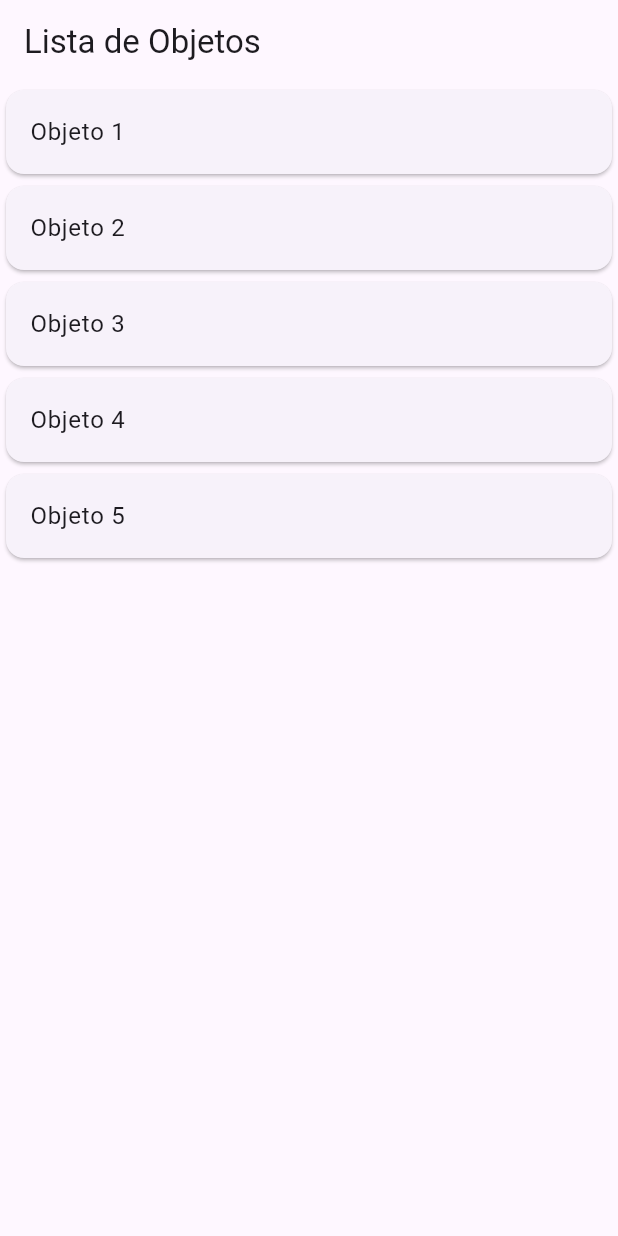
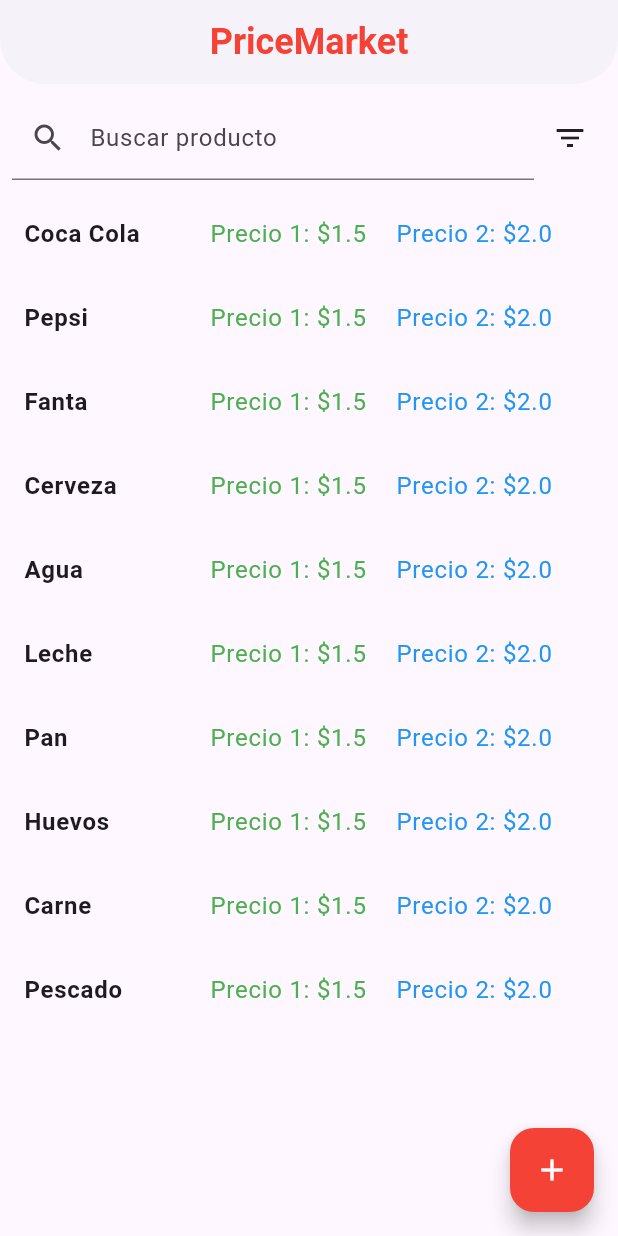
Before and after one commit to luuismrtn/PriceMarket, a Flutter app: the screen it shows after launch, on a phone screen of 412 x 824 dp. Run offline on Flutter 3.47's test engine with Material 3 defaults, Android fonts, the light colour scheme and no system bars.

Commit message:
Basico creado

```diff
--- a/lib/main.dart
+++ b/lib/main.dart
@@ -1,7 +1,8 @@
 import 'package:flutter/material.dart';
 import 'package:price_market/screens/principal.dart';
+import 'objects/colors.dart';
 
-void main() {
+Future<void> main() async {
   runApp(const MyApp());
 }
 
@@ -11,12 +12,12 @@ class MyApp extends StatelessWidget {
   @override
   Widget build(BuildContext context) {
     return MaterialApp(
-      title: 'Flutter Demo',
+      title: 'PriceMarket',
       theme: ThemeData(
-        colorScheme: ColorScheme.fromSeed(seedColor: Colors.deepPurple),
+        primaryColor: AppColors.miColorPrimario,
         useMaterial3: true,
       ),
-      home: HomePage(),
+      home: const Principal(),
     );
   }
 }
--- /dev/null
+++ b/lib/objects/Categorias.dart
@@ -0,0 +1,4 @@
+
+class Categorias {
+  static const List<String> listaCategorias = ['Bebidas', 'Alimentación'];
+}
--- /dev/null
+++ b/lib/objects/Producto.dart
@@ -0,0 +1,18 @@
+class Producto {
+  int id = 0;
+  String nombre;
+  List<double> precios;
+  String categoria;
+
+  Producto({required this.id, required this.nombre, required this.precios, required this.categoria});
+
+  Map<String, dynamic> toMap() {
+    return {
+      'id': id,
+      'nombre': nombre,
+      'precio1': precios[0],
+      'precio2': precios[1],
+      'categoria': categoria,
+    };
+  }
+}
--- /dev/null
+++ b/lib/objects/colors.dart
@@ -0,0 +1,8 @@
+
+import 'package:flutter/material.dart';
+
+class AppColors {
+  static const Color miColorPrimario = Colors.red;
+  static const Color miColorSecundario = Colors.white;
+  static const Color miColorFondo = Colors.grey;
+}
--- a/lib/screens/principal.dart
+++ b/lib/screens/principal.dart
@@ -1,43 +1,228 @@
 import 'package:flutter/material.dart';
+import '../objects/colors.dart';
+import '../objects/Producto.dart';
+import 'formularioProducto.dart';
 
-class HomePage extends StatelessWidget {
-  final List<String> miListaDeObjetos = [
-    'Objeto 1',
-    'Objeto 2',
-    'Objeto 3',
-    'Objeto 4',
-    'Objeto 5',
+class Principal extends StatefulWidget {
+  const Principal({Key? key}) : super(key: key);
+
+  @override
+  _MyScreenState createState() => _MyScreenState();
+}
+
+class _MyScreenState extends State<Principal> {
+  List<Producto> productos = [
+    Producto(
+      id: 1,
+      nombre: 'Coca Cola',
+      precios: [1.5, 2.0],
+      categoria: 'Bebidas',
+    ),
+    Producto(
+      id: 2,
+      nombre: 'Pepsi',
+      precios: [1.5, 2.0],
+      categoria: 'Bebidas',
+    ),
+    Producto(
+      id: 3,
+      nombre: 'Fanta',
+      precios: [1.5, 2.0],
+      categoria: 'Bebidas',
+    ),
+    Producto(
+      id: 4,
+      nombre: 'Cerveza',
+      precios: [1.5, 2.0],
+      categoria: 'Bebidas',
+    ),
+    Producto(
+      id: 5,
+      nombre: 'Agua',
+      precios: [1.5, 2.0],
+      categoria: 'Bebidas',
+    ),
+    Producto(
+      id: 6,
+      nombre: 'Leche',
+      precios: [1.5, 2.0],
+      categoria: 'Alimentación',
+    ),
+    Producto(
+      id: 7,
+      nombre: 'Pan',
+      precios: [1.5, 2.0],
+      categoria: 'Alimentación',
+    ),
+    Producto(
+      id: 8,
+      nombre: 'Huevos',
+      precios: [1.5, 2.0],
+      categoria: 'Alimentación',
+    ),
+    Producto(
+      id: 9,
+      nombre: 'Carne',
+      precios: [1.5, 2.0],
+      categoria: 'Alimentación',
+    ),
+    Producto(
+      id: 10,
+      nombre: 'Pescado',
+      precios: [1.5, 2.0],
+      categoria: 'Alimentación',
+    ),
   ];
+
+  List<Producto> productosFiltrados = [];
+  String filtroCategoria = '';
+
+  @override
+  void initState() {
+    super.initState();
+    productosFiltrados = List.from(productos);
+  }
+
+  void _agregarProducto(Producto nuevoProducto) {
+    setState(() {
+      productos.add(nuevoProducto);
+    });
+  }
+
+  void _filtrarProductos(String filtro) {
+    setState(() {
+      productosFiltrados = productos
+          .where((producto) =>
+              producto.nombre.toLowerCase().contains(filtro.toLowerCase()) &&
+              (filtroCategoria.isEmpty || producto.categoria == filtroCategoria))
+          .toList();
+    });
+  }
+
+  void _irFormulario(BuildContext context) {
+    Navigator.push(
+      context,
+      MaterialPageRoute(
+        builder: (context) => FormularioProducto(
+          onProductoAgregado: _agregarProducto,
+        ),
+      ),
+    );
+  }
 
   @override
   Widget build(BuildContext context) {
-    return MaterialApp(
-      home: Scaffold(
-        appBar: AppBar(
-          title: Text('Lista de Objetos'),
+    return Scaffold(
+      appBar: AppBar(
+        scrolledUnderElevation: 5,
+        shape: const RoundedRectangleBorder(
+            borderRadius: BorderRadius.vertical(
+          bottom: Radius.circular(30),
+        )),
+        elevation: 2,
+        iconTheme: const IconThemeData(color: AppColors.miColorPrimario),
+        backgroundColor: Colors.white,
+        title: Row(
+          children: [
+            const Spacer(),
+            const Text(
+              'PriceMarket',
+              style: TextStyle(
+                fontSize: 24,
+                fontWeight: FontWeight.bold,
+                color: AppColors.miColorPrimario,
+              ),
+            ),
+            const Spacer(),
+            // ... Otros botones o iconos que puedas tener
+          ],
         ),
-        body: ListaDeObjetos(miListaDeObjetos),
+      ),
+      floatingActionButton: FloatingActionButton(
+        onPressed: () {
+          _irFormulario(context);
+        },
+        backgroundColor: AppColors.miColorPrimario,
+        foregroundColor: Colors.white,
+        child: const Icon(Icons.add),
+      ),
+      body: Column(
+        children: [
+          Padding(
+            padding: const EdgeInsets.all(8.0),
+            child: Row(
+              children: [
+                Expanded(
+                  child: TextField(
+                    onChanged: _filtrarProductos,
+                    decoration: InputDecoration(
+                      labelText: 'Buscar producto',
+                      prefixIcon: Icon(Icons.search),
+                    ),
+                  ),
+                ),
+                PopupMenuButton<String>(
+                  icon: const Icon(Icons.filter_list),
+                  onSelected: (value) {
+                    setState(() {
+                      filtroCategoria = value;
+                      _filtrarProductos('');
+                    });
+                  },
+                  itemBuilder: (BuildContext context) {
+                    return [
+                      PopupMenuItem<String>(
+                        value: '',
+                        child: const Text('Todos'),
+                      ),
+                      PopupMenuItem<String>(
+                        value: 'Bebidas',
+                        child: const Text('Bebidas'),
+                      ),
+                      PopupMenuItem<String>(
+                        value: 'Alimentación',
+                        child: const Text('Alimentación'),
+                      ),
+                      // Agrega más opciones de filtro según tus necesidades
+                    ];
+                  },
+                ),
+              ],
+            ),
+          ),
+          Expanded(
+            child: ListView.builder(
+              itemCount: productosFiltrados.length,
+              itemBuilder: (context, index) {
+                return ListTile(
+                  title: Row(
+                    children: [
+                      Expanded(
+                        child: Text(
+                          productosFiltrados[index].nombre,
+                          style: TextStyle(fontWeight: FontWeight.bold),
+                        ),
+                      ),
+                      Expanded(
+                        child: Text(
+                          'Precio 1: \$${productosFiltrados[index].precios[0]}',
+                          style: TextStyle(color: Colors.green),
+                        ),
+                      ),
+                      Expanded(
+                        child: Text(
+                          'Precio 2: \$${productosFiltrados[index].precios[1]}',
+                          style: TextStyle(color: Colors.blue),
+                        ),
+                      ),
+                    ],
+                  ),
+                );
+              },
+            ),
+          ),
+        ],
       ),
     );
   }
 }
-
-class ListaDeObjetos extends StatelessWidget {
-  final List<String> lista;
-
-  ListaDeObjetos(this.lista);
-
-  @override
-  Widget build(BuildContext context) {
-    return ListView.builder(
-      itemCount: lista.length,
-      itemBuilder: (context, index) {
-        return Card(
-          child: ListTile(
-            title: Text(lista[index]),
-          ),
-        );
-      },
-    );
-  }
-}
--- a/pubspec.yaml
+++ b/pubspec.yaml
@@ -30,6 +30,7 @@ environment:
 dependencies:
   flutter:
     sdk: flutter
+  shared_preferences: ^2.0.12
 
 
   # The following adds the Cupertino Icons font to your application.
```
Also changed, not shown: lib/screens/formularioProducto.dart (added, +94 -0 lines), pubspec.lock.
